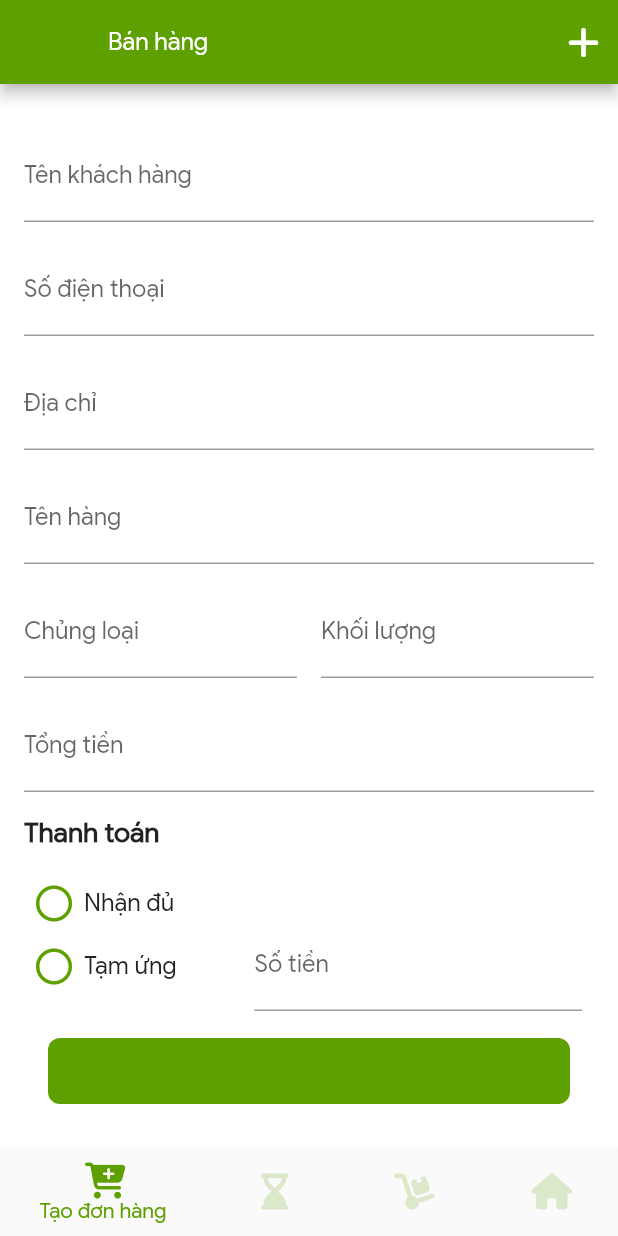
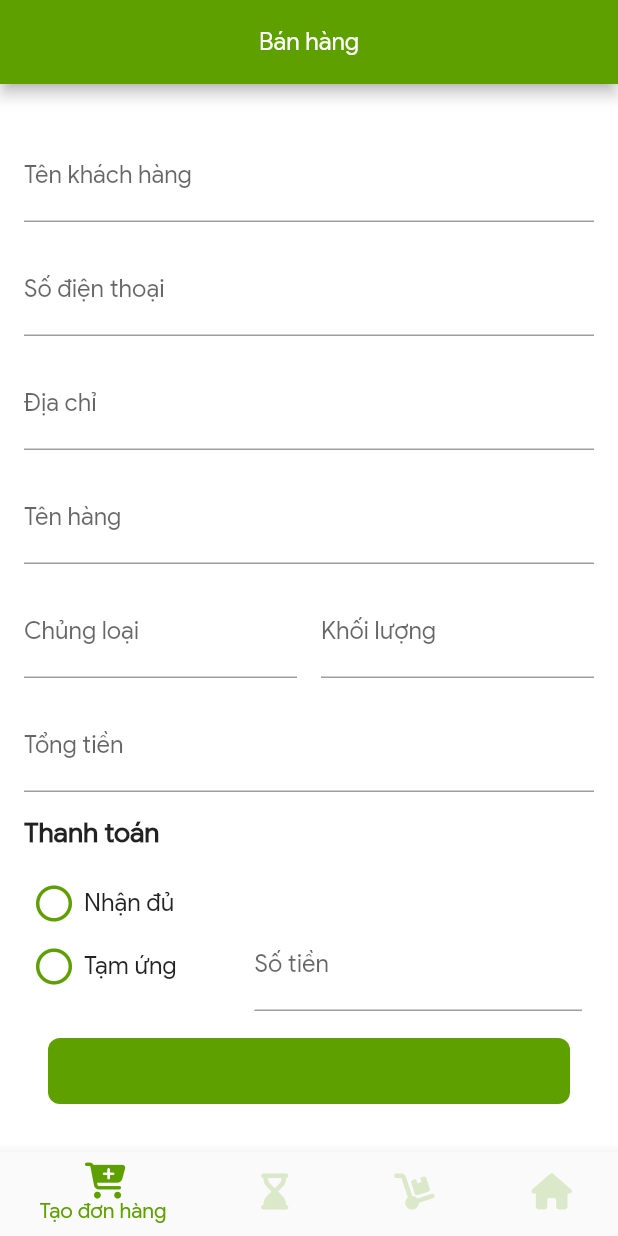
Before and after one commit to tdphuong1996/serepok, a Flutter app: the SaleScreen screen opened by its route, on a phone screen of 412 x 824 dp. Run offline on Flutter 3.47's test engine with Material 2 defaults, Android fonts, the phone set to English and light mode, and no system bars; our stand-ins replace adaptive_dialog, dio, flutter_easyloading, font_awesome_flutter, image_picker, shared_preferences; accounts and stored records are empty; network calls fail.

```diff
--- a/lib/main.dart
+++ b/lib/main.dart
@@ -13,6 +13,7 @@ import 'package:serepok/ui/dieuhanh/addemployee/staff_provider.dart';
 import 'package:serepok/ui/dieuhanh/addproduct/add_product_provider.dart';
 import 'package:serepok/ui/dieuhanh/addproduct/add_product_screen.dart';
 import 'package:serepok/ui/home/common_widget_screen.dart';
+import 'package:serepok/ui/sale/createorder/choose_product_screen.dart';
 import 'package:serepok/ui/sale/sale_screen.dart';
 import 'package:shared_preferences/shared_preferences.dart';
 
@@ -78,6 +79,7 @@ class MyApp extends StatelessWidget {
               Routes.LOGIN_SCREEN: (context) => const LoginScreen(),
               Routes.ADD_EMPLOYEE: (context) =>  AddEmployeeScreen(ModalRoute.of(context)!.settings.arguments as StaffModel),
               Routes.SALE_SCREEN: (context) => const SaleScreen(),
+              Routes.CHOOSE_PRODUCT: (context) => const ChooseProductScreen(),
               Routes.ADD_PRODUCT: (context) =>  AddProductScreen(ModalRoute.of(context)!.settings.arguments as ProductModel?),
               Routes.COMMON_SCREEN: (context) =>
                   const CommonWidgetPage(title: "Common"),
--- a/lib/routes.dart
+++ b/lib/routes.dart
@@ -5,6 +5,7 @@ class Routes {
   static const  COMMON_SCREEN = "COMMON_SCREEN";
   static const  ADD_EMPLOYEE = "ADD_EMPLOYEE";
   static const  ADD_PRODUCT = "ADD_PRODUCT";
+  static const  CHOOSE_PRODUCT = "CHOOSE_PRODUCT";
   static const  SALE_SCREEN = "SALE_SCREEN";
   static const  LOGIN_SCREEN = "LOGIN_SCREEN";
 
--- a/lib/ui/dieuhanh/addproduct/list_product_screen.dart
+++ b/lib/ui/dieuhanh/addproduct/list_product_screen.dart
@@ -9,7 +9,10 @@ import '../../../routes.dart';
 import 'add_product_provider.dart';
 
 class ListProductScreen extends StatefulWidget {
-  const ListProductScreen({Key? key}) : super(key: key);
+  Function(ProductModel)? itemClickCallback;
+
+
+  ListProductScreen( {this.itemClickCallback,Key? key}) : super(key: key);
 
   @override
   State<ListProductScreen> createState() => _ListProductScreenState();
--- a/lib/ui/sale/createorder/create_order_screen.dart
+++ b/lib/ui/sale/createorder/create_order_screen.dart
@@ -2,8 +2,10 @@ import 'package:flutter/material.dart';
 import 'package:flutter/cupertino.dart';
 
 import 'package:font_awesome_flutter/font_awesome_flutter.dart';
+import 'package:serepok/model/product_model.dart';
 
 import '../../../res/AppThemes.dart';
+import '../../../routes.dart';
 
 class CreateOrderScreen extends StatefulWidget {
   const CreateOrderScreen({Key? key}) : super(key: key);
@@ -13,6 +15,11 @@ class CreateOrderScreen extends StatefulWidget {
 }
 
 class _CreateOrderScreenState extends State<CreateOrderScreen> {
+  TextEditingController _editingFullNameController =  TextEditingController();
+  TextEditingController _editingPhoneNumberController =  TextEditingController();
+  TextEditingController _editingAddressController =  TextEditingController();
+  TextEditingController _editingProductNameController =  TextEditingController();
+  TextEditingController _editingController =  TextEditingController();
   @override
   Widget build(BuildContext context) {
     return GestureDetector(
@@ -66,6 +73,13 @@ class _CreateOrderScreenState extends State<CreateOrderScreen> {
             ],
           )),
     );
+  }
+  Future<void> chooseProduct() async {
+    final result = await Navigator.of(context).pushNamed(Routes.CHOOSE_PRODUCT);
+    if (result!=null) {
+     final product =  result as ProductModel;
+
+    }
   }
 
   Widget header() {
--- a/lib/ui/sale/sale_screen.dart
+++ b/lib/ui/sale/sale_screen.dart
@@ -42,34 +42,14 @@ class _SaleScreenState extends State<SaleScreen> {
     });
   }
 
-  void _add() {
-
-    if (_selectedIndex==0) {
-      Navigator.of(context).pushNamed(Routes.ADD_EMPLOYEE);
-    }else if (_selectedIndex == 1) {
-      Navigator.of(context).pushNamed(Routes.ADD_PRODUCT);
-    }
-  }
-
   @override
   Widget build(BuildContext context) {
     return Scaffold(
       appBar: AppBar(
+        centerTitle: true,
         title: const Text('Bán hàng'),
         leading: Container(),
-        actions: [
-          Padding(
-            padding: const EdgeInsets.all(8.0),
-            child: SizedBox(
-              height: 30,
-              width: 30,
-              child: InkWell(
-                child: const Icon(FontAwesomeIcons.plus),
-                onTap: () => {_add()},
-              ),
-            ),
-          )
-        ],
+
       ),
       body: IndexedStack(
         index: _selectedIndex,
```
Also changed, not shown: lib/ui/dieuhanh/dieu_hanh_screen.dart (+4 -4 lines), lib/ui/sale/createorder/choose_product_screen.dart (added, +26 -0 lines).
